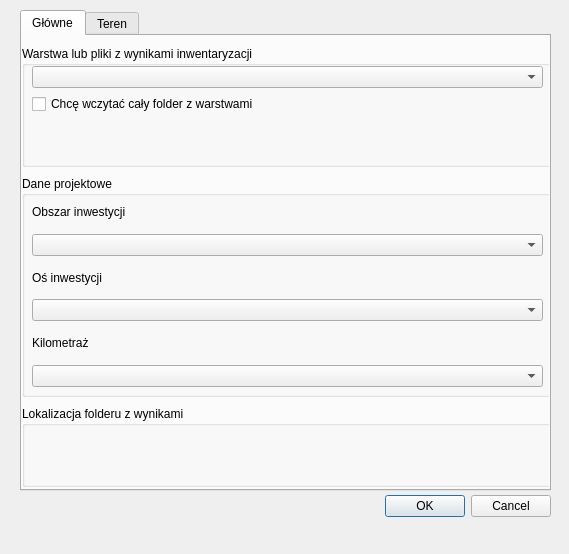
The window that oceny_dialog_base.ui (kamildrejer/oceny) describes before a commit, drawn with Qt 5.
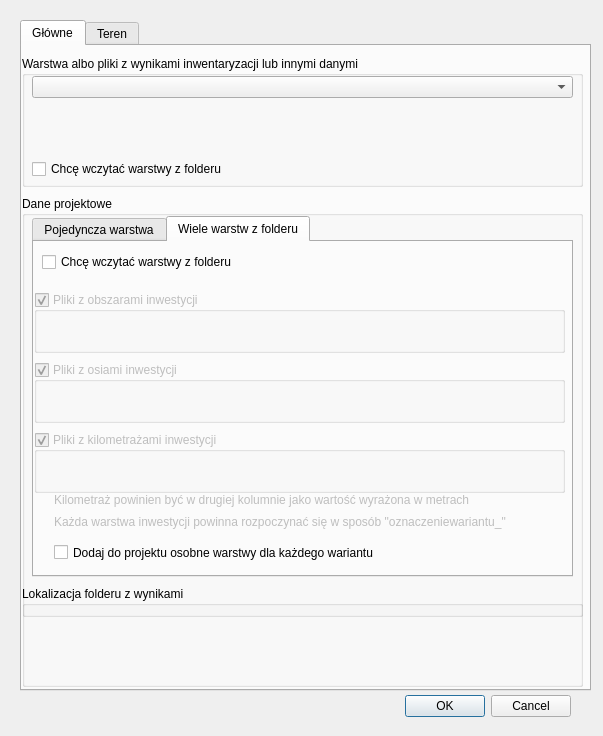
The same window after the commit. Custom widgets are drawn as their Qt base class.

Patch:
```diff
--- a/oceny_dialog_base.ui
+++ b/oceny_dialog_base.ui
@@ -6,36 +6,23 @@
    <rect>
     <x>0</x>
     <y>0</y>
-    <width>569</width>
-    <height>554</height>
+    <width>603</width>
+    <height>736</height>
    </rect>
   </property>
   <property name="windowTitle">
    <string>Oceny</string>
   </property>
-  <widget class="QDialogButtonBox" name="button_box">
-   <property name="geometry">
-    <rect>
-     <x>210</x>
-     <y>490</y>
-     <width>341</width>
-     <height>32</height>
-    </rect>
-   </property>
-   <property name="orientation">
-    <enum>Qt::Horizontal</enum>
-   </property>
-   <property name="standardButtons">
-    <set>QDialogButtonBox::Cancel|QDialogButtonBox::Ok</set>
-   </property>
-  </widget>
   <widget class="QTabWidget" name="tabWidget">
+   <property name="enabled">
+    <bool>true</bool>
+   </property>
    <property name="geometry">
     <rect>
      <x>20</x>
-     <y>10</y>
-     <width>531</width>
-     <height>481</height>
+     <y>20</y>
+     <width>571</width>
+     <height>671</height>
     </rect>
    </property>
    <property name="currentIndex">
@@ -49,9 +36,9 @@
      <property name="geometry">
       <rect>
        <x>0</x>
-       <y>140</y>
-       <width>531</width>
-       <height>221</height>
+       <y>150</y>
+       <width>561</width>
+       <height>421</height>
       </rect>
      </property>
      <property name="title">
@@ -62,41 +49,313 @@
        <rect>
         <x>10</x>
         <y>20</y>
-        <width>511</width>
-        <height>191</height>
+        <width>541</width>
+        <height>361</height>
        </rect>
       </property>
       <layout class="QVBoxLayout" name="verticalLayout_2">
        <item>
-        <widget class="QLabel" name="label">
-         <property name="text">
-          <string>Obszar inwestycji</string>
+        <widget class="QTabWidget" name="tabWidget_2">
+         <property name="currentIndex">
+          <number>1</number>
          </property>
+         <widget class="QWidget" name="tab_3">
+          <attribute name="title">
+           <string>Pojedyncza warstwa</string>
+          </attribute>
+          <widget class="QgsMapLayerComboBox" name="km">
+           <property name="geometry">
+            <rect>
+             <x>10</x>
+             <y>150</y>
+             <width>509</width>
+             <height>26</height>
+            </rect>
+           </property>
+          </widget>
+          <widget class="QgsMapLayerComboBox" name="obszar">
+           <property name="geometry">
+            <rect>
+             <x>10</x>
+             <y>30</y>
+             <width>509</width>
+             <height>26</height>
+            </rect>
+           </property>
+          </widget>
+          <widget class="QCheckBox" name="checkBox_pas">
+           <property name="geometry">
+            <rect>
+             <x>10</x>
+             <y>3</y>
+             <width>509</width>
+             <height>20</height>
+            </rect>
+           </property>
+           <property name="text">
+            <string>Mam obszar inwestycji</string>
+           </property>
+           <property name="checked">
+            <bool>true</bool>
+           </property>
+          </widget>
+          <widget class="QCheckBox" name="checkBox_os">
+           <property name="geometry">
+            <rect>
+             <x>10</x>
+             <y>63</y>
+             <width>509</width>
+             <height>20</height>
+            </rect>
+           </property>
+           <property name="text">
+            <string>Mam oś inwestycji</string>
+           </property>
+           <property name="checked">
+            <bool>true</bool>
+           </property>
+          </widget>
+          <widget class="QCheckBox" name="checkBox_km">
+           <property name="geometry">
+            <rect>
+             <x>10</x>
+             <y>123</y>
+             <width>509</width>
+             <height>20</height>
+            </rect>
+           </property>
+           <property name="text">
+            <string>Mam kilometraż</string>
+           </property>
+           <property name="checked">
+            <bool>true</bool>
+           </property>
+          </widget>
+          <widget class="QgsMapLayerComboBox" name="os">
+           <property name="geometry">
+            <rect>
+             <x>10</x>
+             <y>90</y>
+             <width>509</width>
+             <height>26</height>
+            </rect>
+           </property>
+          </widget>
+          <widget class="QgsFieldComboBox" name="mFieldComboBox">
+           <property name="geometry">
+            <rect>
+             <x>10</x>
+             <y>180</y>
+             <width>511</width>
+             <height>27</height>
+            </rect>
+           </property>
+          </widget>
+          <widget class="QCheckBox" name="output_virt">
+           <property name="geometry">
+            <rect>
+             <x>8</x>
+             <y>290</y>
+             <width>531</width>
+             <height>20</height>
+            </rect>
+           </property>
+           <property name="text">
+            <string>Wynik jako warstwa wirtualna</string>
+           </property>
+          </widget>
+         </widget>
+         <widget class="QWidget" name="tab_4">
+          <attribute name="title">
+           <string>Wiele warstw z folderu</string>
+          </attribute>
+          <widget class="QGroupBox" name="groupBox_2_pas">
+           <property name="enabled">
+            <bool>false</bool>
+           </property>
+           <property name="geometry">
+            <rect>
+             <x>0</x>
+             <y>50</y>
+             <width>531</width>
+             <height>61</height>
+            </rect>
+           </property>
+           <property name="title">
+            <string>Pliki z obszarami inwestycji</string>
+           </property>
+           <property name="checkable">
+            <bool>true</bool>
+           </property>
+           <widget class="QWidget" name="verticalLayoutWidget_5">
+            <property name="geometry">
+             <rect>
+              <x>10</x>
+              <y>20</y>
+              <width>511</width>
+              <height>31</height>
+             </rect>
+            </property>
+            <layout class="QVBoxLayout" name="verticalLayout_5">
+             <item>
+              <widget class="QgsFileWidget" name="pliki_list_pas">
+               <property name="filter">
+                <string>*shp</string>
+               </property>
+               <property name="storageMode">
+                <enum>QgsFileWidget::GetMultipleFiles</enum>
+               </property>
+              </widget>
+             </item>
+            </layout>
+           </widget>
+          </widget>
+          <widget class="QCheckBox" name="checkFolder_2">
+           <property name="enabled">
+            <bool>true</bool>
+           </property>
+           <property name="geometry">
+            <rect>
+             <x>8</x>
+             <y>10</y>
+             <width>501</width>
+             <height>20</height>
+            </rect>
+           </property>
+           <property name="text">
+            <string>Chcę wczytać warstwy z folderu</string>
+           </property>
+          </widget>
+          <widget class="QGroupBox" name="groupBox_2_os">
+           <property name="enabled">
+            <bool>false</bool>
+           </property>
+           <property name="geometry">
+            <rect>
+             <x>0</x>
+             <y>120</y>
+             <width>531</width>
+             <height>61</height>
+            </rect>
+           </property>
+           <property name="title">
+            <string>Pliki z osiami inwestycji</string>
+           </property>
+           <property name="checkable">
+            <bool>true</bool>
+           </property>
+           <widget class="QWidget" name="verticalLayoutWidget_7">
+            <property name="geometry">
+             <rect>
+              <x>10</x>
+              <y>20</y>
+              <width>511</width>
+              <height>31</height>
+             </rect>
+            </property>
+            <layout class="QVBoxLayout" name="verticalLayout_7">
+             <item>
+              <widget class="QgsFileWidget" name="pliki_list_os">
+               <property name="filter">
+                <string>*shp</string>
+               </property>
+               <property name="storageMode">
+                <enum>QgsFileWidget::GetMultipleFiles</enum>
+               </property>
+              </widget>
+             </item>
+            </layout>
+           </widget>
+          </widget>
+          <widget class="QGroupBox" name="groupBox_2_km">
+           <property name="enabled">
+            <bool>false</bool>
+           </property>
+           <property name="geometry">
+            <rect>
+             <x>0</x>
+             <y>190</y>
+             <width>531</width>
+             <height>61</height>
+            </rect>
+           </property>
+           <property name="title">
+            <string>Pliki z kilometrażami inwestycji</string>
+           </property>
+           <property name="checkable">
+            <bool>true</bool>
+           </property>
+           <widget class="QWidget" name="verticalLayoutWidget_6">
+            <property name="geometry">
+             <rect>
+              <x>10</x>
+              <y>20</y>
+              <width>511</width>
+              <height>31</height>
+             </rect>
+            </property>
+            <layout class="QVBoxLayout" name="verticalLayout_6">
+             <item>
+              <widget class="QgsFileWidget" name="pliki_list_km">
+               <property name="filter">
+                <string>*shp</string>
+               </property>
+               <property name="storageMode">
+                <enum>QgsFileWidget::GetMultipleFiles</enum>
+               </property>
+              </widget>
+             </item>
+            </layout>
+           </widget>
+          </widget>
+          <widget class="QLabel" name="label">
+           <property name="enabled">
+            <bool>false</bool>
+           </property>
+           <property name="geometry">
+            <rect>
+             <x>20</x>
+             <y>250</y>
+             <width>461</width>
+             <height>16</height>
+            </rect>
+           </property>
+           <property name="text">
+            <string>Kilometraż powinien być w drugiej kolumnie jako wartość wyrażona w metrach</string>
+           </property>
+          </widget>
+          <widget class="QLabel" name="label_2">
+           <property name="enabled">
+            <bool>false</bool>
+           </property>
+           <property name="geometry">
+            <rect>
+             <x>20</x>
+             <y>270</y>
+             <width>521</width>
+             <height>20</height>
+            </rect>
+           </property>
+           <property name="text">
+            <string>Każda warstwa inwestycji powinna rozpoczynać się w sposób &quot;oznaczeniewariantu_&quot;</string>
+           </property>
+          </widget>
+          <widget class="QCheckBox" name="add_wariant_layer">
+           <property name="geometry">
+            <rect>
+             <x>20</x>
+             <y>300</y>
+             <width>501</width>
+             <height>21</height>
+            </rect>
+           </property>
+           <property name="text">
+            <string>Dodaj do projektu osobne warstwy dla każdego wariantu</string>
+           </property>
+          </widget>
+         </widget>
         </widget>
        </item>
-       <item>
-        <widget class="QgsMapLayerComboBox" name="obszar"/>
-       </item>
-       <item>
-        <widget class="QLabel" name="label_2">
-         <property name="text">
-          <string>Oś inwestycji</string>
-         </property>
-        </widget>
-       </item>
-       <item>
-        <widget class="QgsMapLayerComboBox" name="os"/>
-       </item>
-       <item>
-        <widget class="QLabel" name="label_3">
-         <property name="text">
-          <string>Kilometraż</string>
-         </property>
-        </widget>
-       </item>
-       <item>
-        <widget class="QgsMapLayerComboBox" name="km"/>
-       </item>
       </layout>
      </widget>
     </widget>
@@ -105,30 +364,49 @@
       <rect>
        <x>0</x>
        <y>10</y>
-       <width>531</width>
-       <height>121</height>
+       <width>561</width>
+       <height>131</height>
       </rect>
      </property>
      <property name="title">
-      <string>Warstwa lub pliki z wynikami inwentaryzacji</string>
+      <string>Warstwa albo pliki z wynikami inwentaryzacji lub innymi danymi</string>
+     </property>
+     <property name="checkable">
+      <bool>false</bool>
      </property>
      <widget class="QWidget" name="verticalLayoutWidget">
       <property name="geometry">
        <rect>
         <x>10</x>
         <y>20</y>
-        <width>511</width>
-        <height>91</height>
+        <width>541</width>
+        <height>109</height>
        </rect>
       </property>
       <layout class="QVBoxLayout" name="verticalLayout">
        <item>
         <widget class="QgsMapLayerComboBox" name="layer_proj"/>
        </item>
+       <item>
+        <spacer name="verticalSpacer">
+         <property name="orientation">
+          <enum>Qt::Vertical</enum>
+         </property>
+         <property name="sizeHint" stdset="0">
+          <size>
+           <width>20</width>
+           <height>40</height>
+          </size>
+         </property>
+        </spacer>
+       </item>
        <item>
         <widget class="QCheckBox" name="checkFolder">
+         <property name="enabled">
+          <bool>true</bool>
+         </property>
          <property name="text">
-          <string>Chcę wczytać cały folder z warstwami</string>
+          <string>Chcę wczytać warstwy z folderu</string>
          </property>
         </widget>
        </item>
@@ -149,9 +427,9 @@
      <property name="geometry">
       <rect>
        <x>0</x>
-       <y>370</y>
-       <width>531</width>
-       <height>81</height>
+       <y>540</y>
+       <width>561</width>
+       <height>101</height>
       </rect>
      </property>
      <property name="title">
@@ -162,8 +440,8 @@
        <rect>
         <x>10</x>
         <y>20</y>
-        <width>511</width>
-        <height>51</height>
+        <width>541</width>
+        <height>61</height>
        </rect>
       </property>
       <layout class="QVBoxLayout" name="verticalLayout_3">
@@ -271,8 +549,29 @@
     </widget>
    </widget>
   </widget>
+  <widget class="QDialogButtonBox" name="button_box">
+   <property name="geometry">
+    <rect>
+     <x>230</x>
+     <y>690</y>
+     <width>341</width>
+     <height>32</height>
+    </rect>
+   </property>
+   <property name="orientation">
+    <enum>Qt::Horizontal</enum>
+   </property>
+   <property name="standardButtons">
+    <set>QDialogButtonBox::Cancel|QDialogButtonBox::Ok</set>
+   </property>
+  </widget>
  </widget>
  <customwidgets>
+  <customwidget>
+   <class>QgsFieldComboBox</class>
+   <extends>QComboBox</extends>
+   <header>qgsfieldcombobox.h</header>
+  </customwidget>
   <customwidget>
    <class>QgsFileWidget</class>
    <extends>QWidget</extends>
```
Left out of the diff: 218 changed lines with no effect on the pictures.
